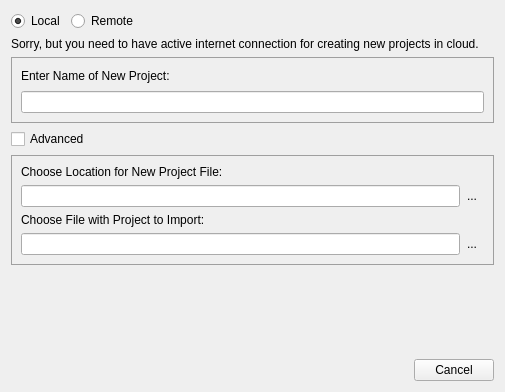
Above: src/bin/scenarist-desktop/UserInterfaceLayer/Project/AddProjectDialog.ui from dimkanovikov/KITScenarist before the change. Below: the same form after it.
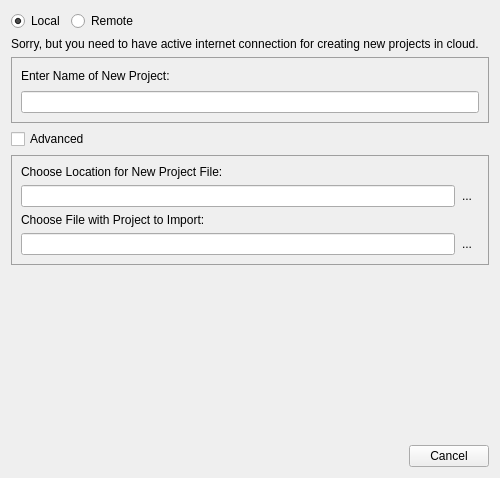
That is the form after the change. Icons and pictures are not drawn. Custom widgets are drawn as their Qt base class.

Patch:
```diff
--- a/src/bin/scenarist-desktop/UserInterfaceLayer/Project/AddProjectDialog.ui
+++ b/src/bin/scenarist-desktop/UserInterfaceLayer/Project/AddProjectDialog.ui
@@ -6,8 +6,8 @@
    <rect>
     <x>0</x>
     <y>0</y>
-    <width>505</width>
-    <height>392</height>
+    <width>500</width>
+    <height>478</height>
    </rect>
   </property>
   <property name="minimumSize">
```
